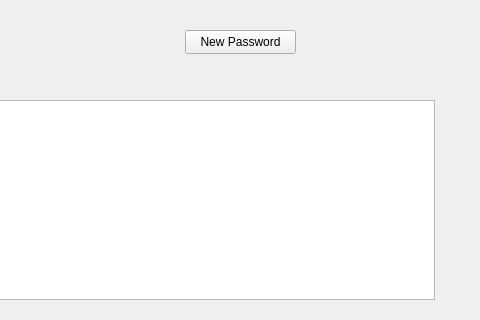
Before: the Qt Designer form mainwindow.ui in jakoly/pwm, drawn with Qt 5; both pictures show x 165 to 645 and y 0 to 320 of the 800 by 499 pixel window.
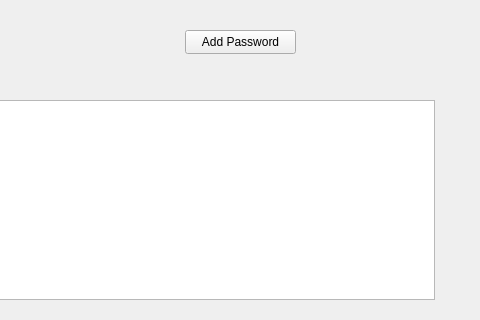
After: the same form once the commit is applied.

Commit message:
Add encrypt module and password dialog changes
Introduce a simple encrypt interface (encrypt.h/cpp) and integrate it when adding passwords. Change addPassword to accept a pointer to MainWindow's passwords vector, validate inputs, encrypt and append entries to passwords.txt, and provide UI feedback. Move passwords storage into MainWindow, improve loadPasswords to robustly read and populate the table, reload after adding, and add a refresh slot. Update CMakeLists and minor UI text/enable tweaks. Files changed: CMakeLists.txt, addpassword.(h|cpp|ui), encrypt.(h|cpp), mainwindow.(cpp|h|ui).

Patch:
```diff
--- a/mainwindow.ui
+++ b/mainwindow.ui
@@ -58,7 +58,7 @@
      </rect>
     </property>
     <property name="text">
-     <string>New Password</string>
+     <string>Add Password</string>
     </property>
    </widget>
   </widget>
```
The commit also changes 8 other files.
